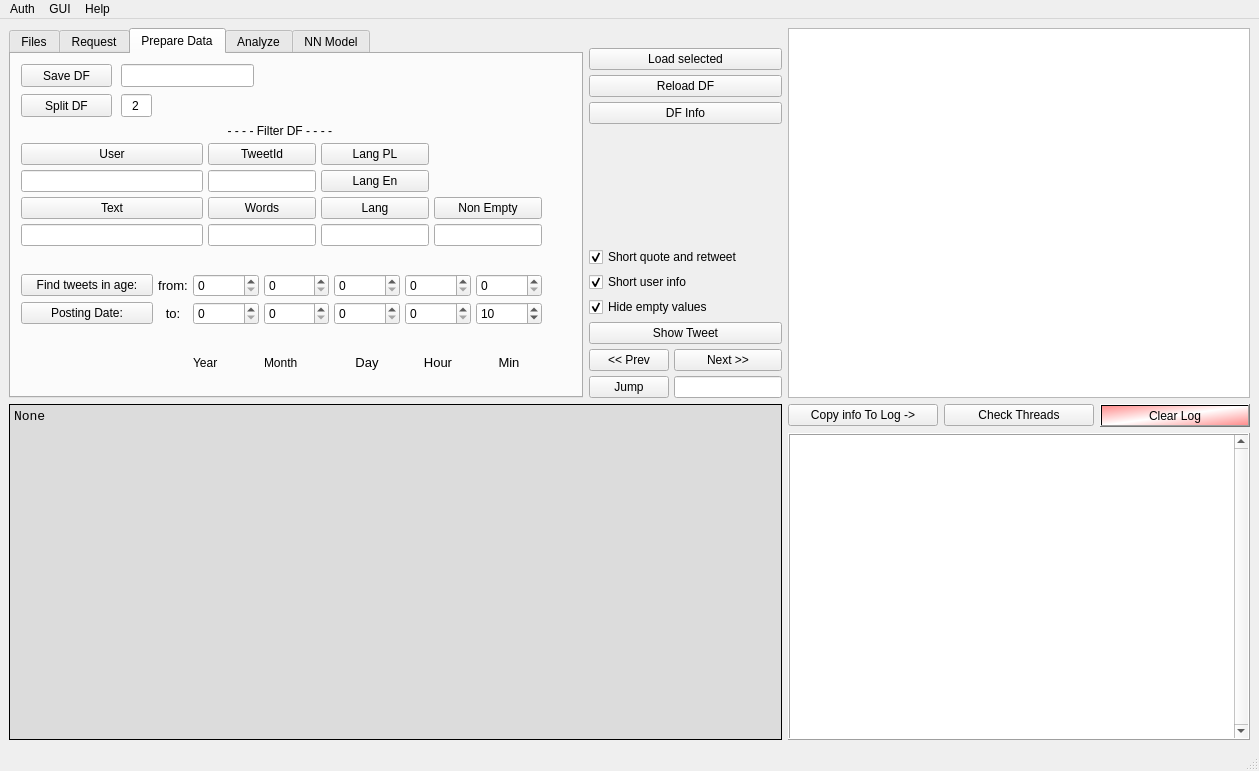
Above: twitter_analyzer/gui/GUI_QT.ui from GrzegorzKrug/TwitterAnalyzer before the change. Below: the same form after it.
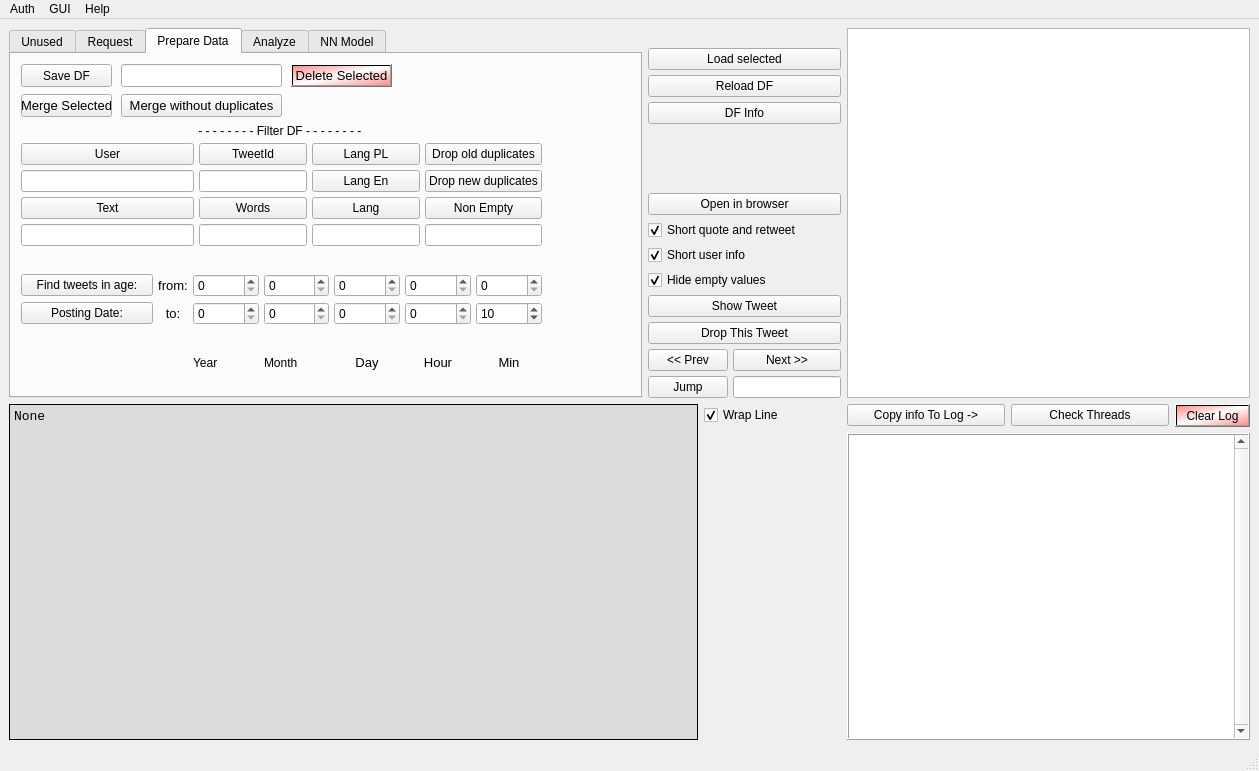
That is the form after the change.

Commit message: drop duplicates, drop current, added wrap button Auto merge without duplicates autologin with fork replace new line with space

Diff of the .ui file:
```diff
--- a/twitter_analyzer/gui/GUI_QT.ui
+++ b/twitter_analyzer/gui/GUI_QT.ui
@@ -19,14 +19,14 @@
      <enum>QLayout::SetMinimumSize</enum>
     </property>
     <item row="0" column="0">
-     <layout class="QGridLayout" name="MainGrid" rowstretch="1,0,2" columnstretch="4,0,1,1,1" rowminimumheight="370,20,300" columnminimumwidth="400,100,150,150,150">
+     <layout class="QGridLayout" name="MainGrid" rowstretch="1,0,2" columnstretch="4,0,0,1,1,0" rowminimumheight="370,20,300" columnminimumwidth="600,50,50,150,150,0">
       <property name="sizeConstraint">
        <enum>QLayout::SetNoConstraint</enum>
       </property>
       <property name="leftMargin">
        <number>0</number>
       </property>
-      <item row="1" column="3">
+      <item row="1" column="4">
        <widget class="QPushButton" name="pushButton_check_threads">
         <property name="toolTip">
          <string>Check currently runing threads and print status.</string>
@@ -69,7 +69,7 @@
         </property>
        </widget>
       </item>
-      <item row="1" column="4">
+      <item row="1" column="5">
        <widget class="QPushButton" name="pushButton_clear_log">
         <property name="styleSheet">
          <string notr="true">background-color: qlineargradient(spread:reflect, x1:0.5, y1:0.5, x2:0, y2:0.028, stop:0 rgba(255, 255, 255, 255), stop:1 rgba(255, 144, 144, 255));</string>
@@ -79,7 +79,7 @@
         </property>
        </widget>
       </item>
-      <item row="2" column="2" colspan="3">
+      <item row="2" column="3" colspan="3">
        <widget class="QTextEdit" name="textEdit_log">
         <property name="font">
          <font>
@@ -111,7 +111,7 @@
         </property>
        </widget>
       </item>
-      <item row="1" column="2">
+      <item row="1" column="3">
        <widget class="QPushButton" name="pushButton_Info_screenLog">
         <property name="styleSheet">
          <string notr="true"/>
@@ -121,7 +121,7 @@
         </property>
        </widget>
       </item>
-      <item row="0" column="2" colspan="3">
+      <item row="0" column="3" colspan="3">
        <widget class="QTreeView" name="treeView">
         <property name="font">
          <font>
@@ -134,164 +134,6 @@
         </property>
        </widget>
       </item>
-      <item row="0" column="1">
-       <layout class="QGridLayout" name="DisplayTweetsGrid" columnstretch="1,0">
-        <property name="sizeConstraint">
-         <enum>QLayout::SetMinimumSize</enum>
-        </property>
-        <property name="spacing">
-         <number>5</number>
-        </property>
-        <item row="2" column="0" colspan="2">
-         <widget class="QPushButton" name="pushButton_reload_DF">
-          <property name="toolTip">
-           <string>Reload DF from the same files again.</string>
-          </property>
-          <property name="text">
-           <string>Reload DF</string>
-          </property>
-         </widget>
-        </item>
-        <item row="12" column="0">
-         <widget class="QPushButton" name="pushButton_PreviousTweet">
-          <property name="toolTip">
-           <string>Show previous Tweet from DF</string>
-          </property>
-          <property name="text">
-           <string>&lt;&lt; Prev</string>
-          </property>
-         </widget>
-        </item>
-        <item row="3" column="0" colspan="2">
-         <widget class="QPushButton" name="pushButton_showTweets">
-          <property name="toolTip">
-           <string>Shows currently loaded DF</string>
-          </property>
-          <property name="styleSheet">
-           <string notr="true"/>
-          </property>
-          <property name="text">
-           <string>DF Info</string>
-          </property>
-         </widget>
-        </item>
-        <item row="10" column="0" colspan="2">
-         <widget class="QCheckBox" name="checkBox_HideEmptyValues">
-          <property name="text">
-           <string>Hide empty values</string>
-          </property>
-          <property name="checked">
-           <bool>true</bool>
-          </property>
-         </widget>
-        </item>
-        <item row="4" column="0">
-         <spacer name="verticalSpacer">
-          <property name="orientation">
-           <enum>Qt::Vertical</enum>
-          </property>
-          <property name="sizeType">
-           <enum>QSizePolicy::Expanding</enum>
-          </property>
-          <property name="sizeHint" stdset="0">
-           <size>
-            <width>20</width>
-            <height>40</height>
-           </size>
-          </property>
-         </spacer>
-        </item>
-        <item row="0" column="0">
-         <spacer name="verticalSpacer_2">
-          <property name="orientation">
-           <enum>Qt::Vertical</enum>
-          </property>
-          <property name="sizeType">
-           <enum>QSizePolicy::Minimum</enum>
-          </property>
-          <property name="sizeHint" stdset="0">
-           <size>
-            <width>20</width>
-            <height>20</height>
-           </size>
-          </property>
-         </spacer>
-        </item>
-        <item row="12" column="1">
-         <widget class="QPushButton" name="pushButton_NextTweet">
-          <property name="toolTip">
-           <string>Show next Tweet from DF</string>
-          </property>
-          <property name="text">
-           <string>Next &gt;&gt;</string>
-          </property>
-         </widget>
-        </item>
-        <item row="11" column="0" colspan="2">
-         <widget class="QPushButton" name="pushButton_ShowTweet">
-          <property name="toolTip">
-           <string>Show first Tweet from DF</string>
-          </property>
-          <property name="text">
-           <string>Show Tweet</string>
-          </property>
-         </widget>
-        </item>
-        <item row="13" column="0">
-         <widget class="QPushButton" name="pushButton_JumpToTweet">
-          <property name="toolTip">
-           <string>Jumps to Tweet in DF, define index in box.</string>
-          </property>
-          <property name="text">
-           <string>Jump</string>
-          </property>
-         </widget>
-        </item>
-        <item row="9" column="0" colspan="2">
-         <widget class="QCheckBox" name="checkBox_DisplayShortUserinfo">
-          <property name="layoutDirection">
-           <enum>Qt::LeftToRight</enum>
-          </property>
-          <property name="autoFillBackground">
-           <bool>false</bool>
-          </property>
-          <property name="text">
-           <string>Short user info</string>
-          </property>
-          <property name="checked">
-           <bool>true</bool>
-          </property>
-         </widget>
-        </item>
-        <item row="13" column="1">
-         <widget class="QLineEdit" name="lineEdit_JumpToTweet">
-          <property name="toolTip">
-           <string>Input index for Jump button.</string>
-          </property>
-         </widget>
-        </item>
-        <item row="1" column="0" colspan="2">
-         <widget class="QPushButton" name="pushButton_load_selected_csv_2">
-          <property name="toolTip">
-           <string>Loads files from tree.</string>
-          </property>
-          <property name="text">
-           <string>Load selected</string>
-          </property>
-         </widget>
-        </item>
-        <item row="8" column="0" colspan="2">
-         <widget class="QCheckBox" name="checkBox_DisplayShortQuoteStatus">
-          <property name="text">
-           <string>Short quote and retweet</string>
-          </property>
-          <property name="checked">
-           <bool>true</bool>
-          </property>
-         </widget>
-        </item>
-       </layout>
-      </item>
       <item row="0" column="0">
        <widget class="QTabWidget" name="tabWidget">
         <property name="toolTip">
@@ -305,7 +147,7 @@
         </property>
         <widget class="QWidget" name="Files">
          <attribute name="title">
-          <string>Files</string>
+          <string>Unused</string>
          </attribute>
          <attribute name="toolTip">
           <string>Manage Tweet Files in 'tweets' directory</string>
@@ -334,30 +176,6 @@
            <string>Delete &lt; 100</string>
           </property>
          </widget>
-         <widget class="QPushButton" name="pushButton_deleteSelected">
-          <property name="geometry">
-           <rect>
-            <x>10</x>
-            <y>240</y>
-            <width>101</width>
-            <height>23</height>
-           </rect>
-          </property>
-          <property name="font">
-           <font>
-            <pointsize>10</pointsize>
-           </font>
-          </property>
-          <property name="toolTip">
-           <string>Delete files selected in Tree</string>
-          </property>
-          <property name="styleSheet">
-           <string notr="true">background-color: qlineargradient(spread:reflect, x1:0.5, y1:0.5, x2:0, y2:0.028, stop:0 rgba(255, 255, 255, 255), stop:1 rgba(255, 144, 144, 255));</string>
-          </property>
-          <property name="text">
-           <string>Delete Selected</string>
-          </property>
-         </widget>
          <widget class="QPushButton" name="pushButton_delete500">
           <property name="geometry">
            <rect>
@@ -382,30 +200,6 @@
            <string>Delete &lt; 500</string>
           </property>
          </widget>
-         <widget class="QPushButton" name="pushButton_merge_selected">
-          <property name="geometry">
-           <rect>
-            <x>10</x>
-            <y>40</y>
-            <width>111</width>
-            <height>23</height>
-           </rect>
-          </property>
-          <property name="font">
-           <font>
-            <pointsize>10</pointsize>
-           </font>
-          </property>
-          <property name="toolTip">
-           <string>Merge Selected Files to new file.</string>
-          </property>
-          <property name="toolTipDuration">
-           <number>-1</number>
-          </property>
-          <property name="text">
-           <string>Merge Selected</string>
-          </property>
-         </widget>
          <widget class="QFrame" name="frame">
           <property name="geometry">
            <rect>
@@ -453,6 +247,41 @@
            <string>Load selected</string>
           </property>
          </widget>
+         <widget class="QPushButton" name="pushButton_export_DF_7">
+          <property name="geometry">
+           <rect>
+            <x>20</x>
+            <y>80</y>
+            <width>91</width>
+            <height>23</height>
+           </rect>
+          </property>
+          <property name="toolTip">
+           <string>Split DF into X pieces and saves.</string>
+          </property>
+          <property name="text">
+           <string>Split DF</string>
+          </property>
+         </widget>
+         <widget class="QLineEdit" name="lineEdit_DF_comment_3">
+          <property name="geometry">
+           <rect>
+            <x>120</x>
+            <y>80</y>
+            <width>31</width>
+            <height>23</height>
+           </rect>
+          </property>
+          <property name="toolTip">
+           <string>Number of pieces to split.</string>
+          </property>
+          <property name="text">
+           <string>2</string>
+          </property>
+          <property name="alignment">
+           <set>Qt::AlignCenter</set>
+          </property>
+         </widget>
          <zorder>frame</zorder>
          <zorder>pushButton_delete100</zorder>
          <zorder>pushButton_deleteSelected</zorder>
@@ -600,47 +429,12 @@
            <rect>
             <x>110</x>
             <y>10</y>
-            <width>133</width>
+            <width>161</width>
             <height>23</height>
            </rect>
           </property>
           <property name="toolTip">
-           <string>You can Add some comment to file name</string>
-          </property>
-         </widget>
-         <widget class="QPushButton" name="pushButton_export_DF_7">
-          <property name="geometry">
-           <rect>
-            <x>10</x>
-            <y>40</y>
-            <width>91</width>
-            <height>23</height>
-           </rect>
-          </property>
-          <property name="toolTip">
-           <string>Split DF into X pieces and saves.</string>
-          </property>
-          <property name="text">
-           <string>Split DF</string>
-          </property>
-         </widget>
-         <widget class="QLineEdit" name="lineEdit_DF_comment_3">
-          <property name="geometry">
-           <rect>
-            <x>110</x>
-            <y>40</y>
-            <width>31</width>
-            <height>23</height>
-           </rect>
-          </property>
-          <property name="toolTip">
-           <string>Number of pieces to split.</string>
-          </property>
-          <property name="text">
-           <string>2</string>
-          </property>
-          <property name="alignment">
-           <set>Qt::AlignCenter</set>
+           <string>(optional) You can Add some comment to file name</string>
           </property>
          </widget>
          <widget class="QWidget" name="verticalLayoutWidget_3">
@@ -660,7 +454,7 @@
             <enum>QLayout::SetDefaultConstraint</enum>
            </property>
            <item>
-            <layout class="QGridLayout" name="gridLayout_DataFilters" rowstretch="1,0,0,0,0,0" columnstretch="2,0,0,0">
+            <layout class="QGridLayout" name="gridLayout_DataFilters" rowstretch="1,0,0,0,0" columnstretch="2,0,0,0">
              <property name="sizeConstraint">
               <enum>QLayout::SetNoConstraint</enum>
              </property>
@@ -778,7 +572,7 @@
              <item row="0" column="0" colspan="4">
               <widget class="QLabel" name="label_6">
                <property name="text">
-                <string>- - - - Filter DF - - - - </string>
+                <string>- - - - - - - - Filter DF - - - - - - - - </string>
                </property>
                <property name="alignment">
                 <set>Qt::AlignCenter</set>
@@ -791,6 +585,26 @@
              <item row="2" column="0">
               <widget class="QLineEdit" name="lineEdit_2"/>
              </item>
+             <item row="1" column="3">
+              <widget class="QPushButton" name="pushButton_drop_old_duplicates">
+               <property name="toolTip">
+                <string>Keep only oldest tweets</string>
+               </property>
+               <property name="text">
+                <string>Drop old duplicates</string>
+               </property>
+              </widget>
+             </item>
+             <item row="2" column="3">
+              <widget class="QPushButton" name="pushButton_drop_new_duplicates">
+               <property name="toolTip">
+                <string>Keep only newest tweets</string>
+               </property>
+               <property name="text">
+                <string>Drop new duplicates</string>
+               </property>
+              </widget>
+             </item>
             </layout>
            </item>
            <item>
@@ -1003,6 +817,78 @@
            </item>
           </layout>
          </widget>
+         <widget class="QPushButton" name="pushButton_deleteSelected">
+          <property name="geometry">
+           <rect>
+            <x>280</x>
+            <y>10</y>
+            <width>101</width>
+            <height>23</height>
+           </rect>
+          </property>
+          <property name="font">
+           <font>
+            <pointsize>10</pointsize>
+           </font>
+          </property>
+          <property name="toolTip">
+           <string>Delete files selected in Tree</string>
+          </property>
+          <property name="styleSheet">
+           <string notr="true">background-color: qlineargradient(spread:reflect, x1:0.5, y1:0.5, x2:0, y2:0.028, stop:0 rgba(255, 255, 255, 255), stop:1 rgba(255, 144, 144, 255));</string>
+          </property>
+          <property name="text">
+           <string>Delete Selected</string>
+          </property>
+         </widget>
+         <widget class="QPushButton" name="pushButton_merge_selected">
+          <property name="geometry">
+           <rect>
+            <x>10</x>
+            <y>40</y>
+            <width>91</width>
+            <height>23</height>
+           </rect>
+          </property>
+          <property name="font">
+           <font>
+            <pointsize>10</pointsize>
+           </font>
+          </property>
+          <property name="toolTip">
+           <string>Merge Selected Files to new file.</string>
+          </property>
+          <property name="toolTipDuration">
+           <number>-1</number>
+          </property>
+          <property name="text">
+           <string>Merge Selected</string>
+          </property>
+         </widget>
+         <widget class="QPushButton" name="pushButton_merge_without_duplicates">
+          <property name="geometry">
+           <rect>
+            <x>110</x>
+            <y>40</y>
+            <width>161</width>
+            <height>23</height>
+           </rect>
+          </property>
+          <property name="font">
+           <font>
+            <pointsize>10</pointsize>
+           </font>
+          </property>
+          <property name="toolTip">
+           <string>Merge Selected Files to new file.</string>
+          </property>
+          <property name="toolTipDuration">
+           <number>-1</number>
+          </property>
+          <property name="text">
+           <string>Merge without duplicates</string>
+          </property>
+         </widget>
         </widget>
         <widget class="QWidget" name="Analyze">
          <attribute name="title">
@@ -1016,6 +902,188 @@
         </widget>
        </widget>
       </item>
+      <item row="1" column="2">
+       <widget class="QCheckBox" name="checkBox_wrap_console">
+        <property name="text">
+         <string>Wrap Line</string>
+        </property>
+        <property name="checked">
+         <bool>true</bool>
+        </property>
+       </widget>
+      </item>
+      <item row="0" column="1" colspan="2">
+       <layout class="QGridLayout" name="DisplayTweetsGrid" columnstretch="1,0">
+        <property name="sizeConstraint">
+         <enum>QLayout::SetMinimumSize</enum>
+        </property>
+        <property name="spacing">
+         <number>5</number>
+        </property>
+        <item row="2" column="0" colspan="2">
+         <widget class="QPushButton" name="pushButton_reload_DF">
+          <property name="toolTip">
+           <string>Reload DF from the same files again.</string>
+          </property>
+          <property name="text">
+           <string>Reload DF</string>
+          </property>
+         </widget>
+        </item>
+        <item row="14" column="0">
+         <widget class="QPushButton" name="pushButton_PreviousTweet">
+          <property name="toolTip">
+           <string>Show previous Tweet from DF</string>
+          </property>
+          <property name="text">
+           <string>&lt;&lt; Prev</string>
+          </property>
+         </widget>
+        </item>
+        <item row="3" column="0" colspan="2">
+         <widget class="QPushButton" name="pushButton_showTweets">
+          <property name="toolTip">
+           <string>Shows currently loaded DF</string>
+          </property>
+          <property name="styleSheet">
+           <string notr="true"/>
+          </property>
+          <property name="text">
+           <string>DF Info</string>
+          </property>
+         </widget>
+        </item>
+        <item row="11" column="0" colspan="2">
+         <widget class="QCheckBox" name="checkBox_HideEmptyValues">
+          <property name="text">
+           <string>Hide empty values</string>
+          </property>
+          <property name="checked">
+           <bool>true</bool>
+          </property>
+         </widget>
+        </item>
+        <item row="4" column="0">
+         <spacer name="verticalSpacer">
+          <property name="orientation">
+           <enum>Qt::Vertical</enum>
+          </property>
+          <property name="sizeType">
+           <enum>QSizePolicy::Expanding</enum>
+          </property>
+          <property name="sizeHint" stdset="0">
+           <size>
+            <width>20</width>
+            <height>40</height>
+           </size>
+          </property>
+         </spacer>
+        </item>
+        <item row="0" column="0">
+         <spacer name="verticalSpacer_2">
+          <property name="orientation">
+           <enum>Qt::Vertical</enum>
+          </property>
+          <property name="sizeType">
+           <enum>QSizePolicy::Minimum</enum>
+          </property>
+          <property name="sizeHint" stdset="0">
+           <size>
+            <width>20</width>
+            <height>20</height>
+           </size>
+          </property>
+         </spacer>
+        </item>
+        <item row="14" column="1">
+         <widget class="QPushButton" name="pushButton_NextTweet">
+          <property name="toolTip">
+           <string>Show next Tweet from DF</string>
+          </property>
+          <property name="text">
+           <string>Next &gt;&gt;</string>
+          </property>
+         </widget>
+        </item>
+        <item row="12" column="0" colspan="2">
+         <widget class="QPushButton" name="pushButton_ShowTweet">
+          <property name="toolTip">
+           <string>Show first Tweet from DF</string>
+          </property>
+          <property name="text">
+           <string>Show Tweet</string>
+          </property>
+         </widget>
+        </item>
+        <item row="15" column="0">
+         <widget class="QPushButton" name="pushButton_JumpToTweet">
+          <property name="toolTip">
+           <string>Jumps to Tweet in DF, define index in box.</string>
+          </property>
+          <property name="text">
+           <string>Jump</string>
+          </property>
+         </widget>
+        </item>
+        <item row="10" column="0" colspan="2">
+         <widget class="QCheckBox" name="checkBox_DisplayShortUserinfo">
+          <property name="layoutDirection">
+           <enum>Qt::LeftToRight</enum>
+          </property>
+          <property name="autoFillBackground">
+           <bool>false</bool>
+          </property>
+          <property name="text">
+           <string>Short user info</string>
+          </property>
+          <property name="checked">
+           <bool>true</bool>
+          </property>
+         </widget>
+        </item>
+        <item row="15" column="1">
+         <widget class="QLineEdit" name="lineEdit_JumpToTweet">
+          <property name="toolTip">
+           <string>Input index for Jump button.</string>
+          </property>
+         </widget>
+        </item>
+        <item row="1" column="0" colspan="2">
+         <widget class="QPushButton" name="pushButton_load_selected_csv_2">
+          <property name="toolTip">
+           <string>Loads files from tree.</string>
+          </property>
+          <property name="text">
+           <string>Load selected</string>
+          </property>
+         </widget>
+        </item>
+        <item row="9" column="0" colspan="2">
+         <widget class="QCheckBox" name="checkBox_DisplayShortQuoteStatus">
+          <property name="text">
+           <string>Short quote and retweet</string>
+          </property>
+          <property name="checked">
+           <bool>true</bool>
+          </property>
+         </widget>
+        </item>
+        <item row="13" column="0" colspan="2">
+         <widget class="QPushButton" name="pushButton_drop_current_tweet">
+          <property name="text">
+           <string>Drop This Tweet</string>
+          </property>
+         </widget>
+        </item>
+        <item row="8" column="0" colspan="2">
+         <widget class="QPushButton" name="pushButton_open_in_browser">
+          <property name="text">
+           <string>Open in browser</string>
+          </property>
+         </widget>
+        </item>
+       </layout>
+      </item>
      </layout>
     </item>
    </layout>
```
Left out of the diff: 8 changed lines with no effect on the pictures. The commit also changes 5 other files.
